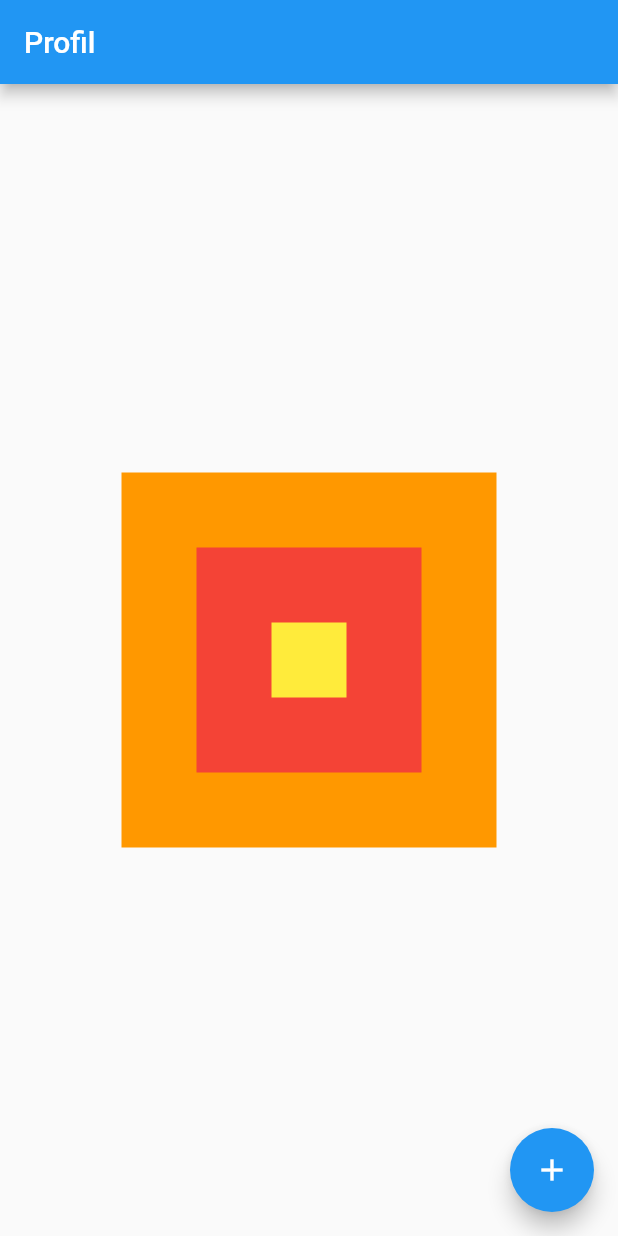
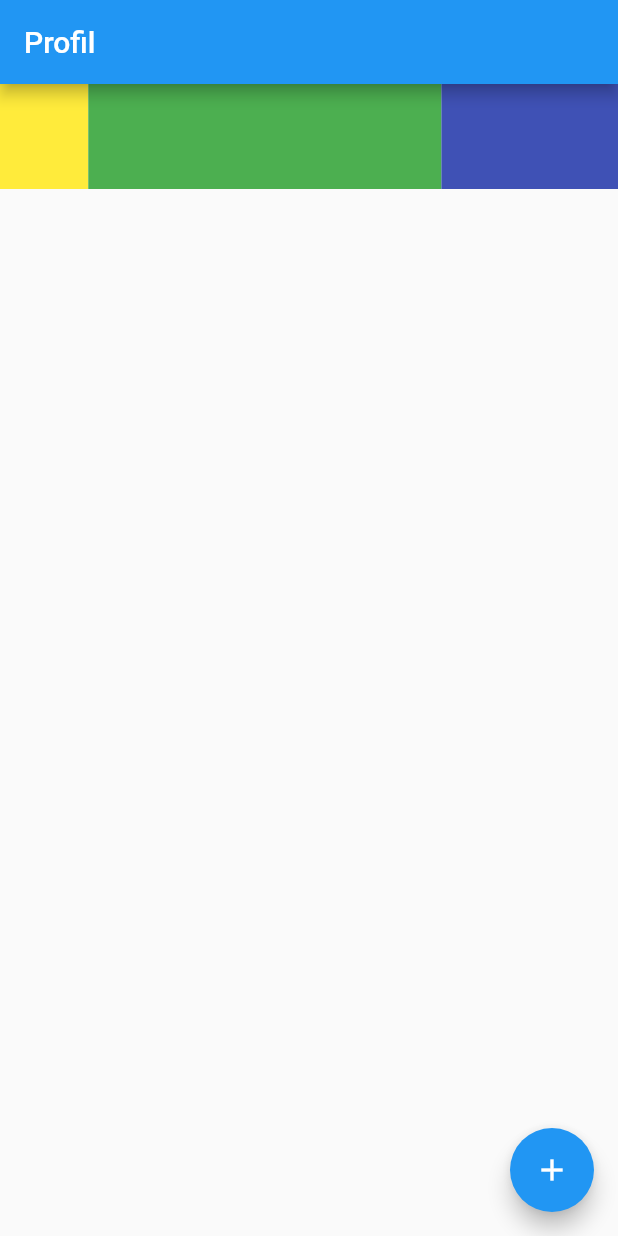
Before and after one commit to AdalbertPungu/flutter_application_demo, a Flutter app: the screen it shows after launch, on a phone screen of 412 x 824 dp. Run offline on Flutter 3.47's test engine with Material 2 defaults, Android fonts, the phone set to English and light mode, and no system bars.

Commit message:
widget Expanded

```diff
--- a/lib/main.dart
+++ b/lib/main.dart
@@ -16,13 +16,22 @@ class HomePage extends StatelessWidget {
         appBar: AppBar(
           title: Text('Profil'),
         ),
-        body: Center(
-          child: Stack(
-            alignment: Alignment.center,
+        body: Container(
+          color: Colors.blue.shade50,
+          child: Row(
             children: [
-              Container(width: 250, height: 250, color: Colors.orange),
-              Container(width: 150, height: 150, color: Colors.red),
-              Container(width: 50, height: 50, color: Colors.yellow),
+              Expanded(
+                flex: 2,
+                child: Container(width: 70, height: 70, color: Colors.yellow),
+              ),
+              Expanded(
+                flex: 8,
+                child: Container(width: 70, height: 70, color: Colors.green),
+              ),
+              Expanded(
+                flex: 4,
+                child: Container(width: 70, height: 70, color: Colors.indigo),
+              ),
             ],
           ),
         ),
```
